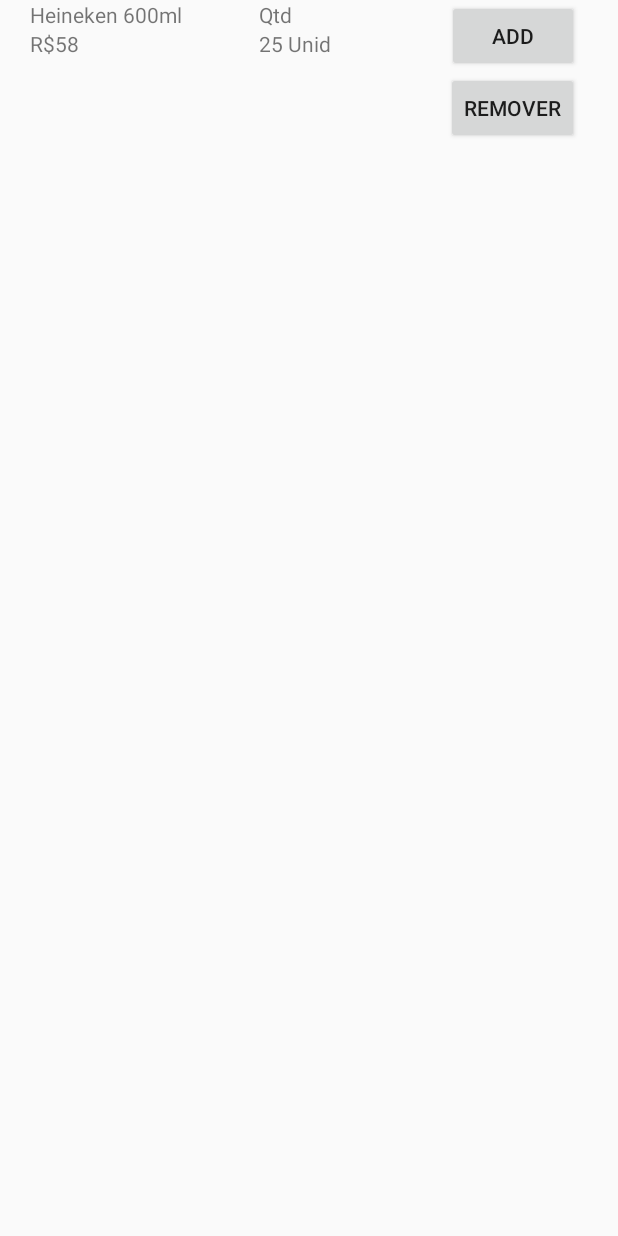
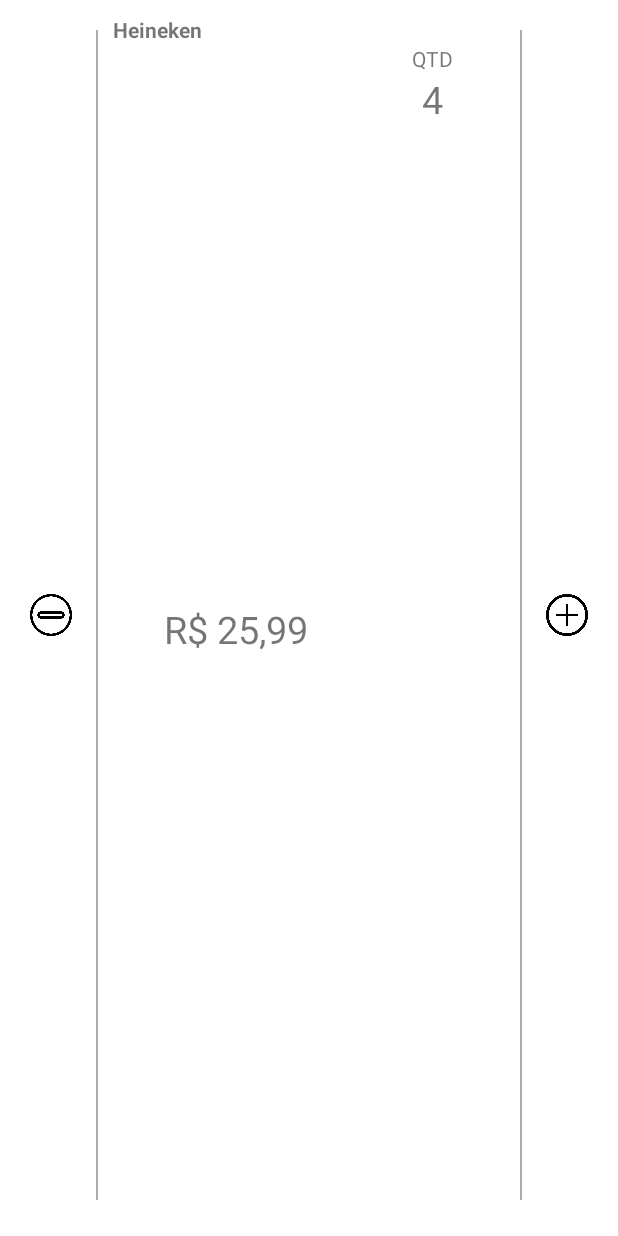
Before and after one commit to RodolfoE/spettoAndroid, an Android app: the layout escolher_produto_row.xml on its own in the app's theme, with its tools: preview values and no code run, on a phone screen of 412 x 824 dp. Run offline under Robolectric (Android 15) with nearby library versions, the phone set to English and light mode, and no system bars.

Commit message:
corrigido bugs

```diff
--- a/app/build.gradle
+++ b/app/build.gradle
@@ -31,6 +31,6 @@ dependencies {
     implementation 'com.google.code.gson:gson:2.8.6'
     implementation 'com.squareup.retrofit2:converter-gson:2.2.0'
     implementation 'androidx.recyclerview:recyclerview:1.1.0-beta03'
-
+    implementation 'com.google.android.material:material:1.0.0-alpha1'
 
 }
--- a/app/src/main/java/com/example/myapplication/HttpRequests/EscolherProdutosAPI.java
+++ b/app/src/main/java/com/example/myapplication/HttpRequests/EscolherProdutosAPI.java
@@ -16,6 +16,9 @@ public interface EscolherProdutosAPI {
     @GET("/produto/get_produtos")
     Call<Produto[]> getProdutos(); //ex: @Query("q") String city, @Query("appid") String apiKey
 
+    @GET("/produto/get_produtos")
+    Call<Produto[]> getProdutos(@Query("where") String where);
+
     @POST("/pedidos/post_pedido_itens")
     Call<Object> postProduto(@Body ItensPedido itens_pedido);
 }
--- a/app/src/main/java/com/example/myapplication/HttpRequests/NetworkClient.java
+++ b/app/src/main/java/com/example/myapplication/HttpRequests/NetworkClient.java
@@ -4,7 +4,7 @@ import retrofit2.Retrofit;
 import retrofit2.converter.gson.GsonConverterFactory;
 
 public class NetworkClient {
-    public static final String BASE_URL = "http://192.168.0.195:3000";
+    public static final String BASE_URL = "http://192.168.0.23:3000";
     public static Retrofit retrofit;
     /*
     This public static method will return Retrofit client
--- a/app/src/main/res/layout/escolher_produto_row.xml
+++ b/app/src/main/res/layout/escolher_produto_row.xml
@@ -1,75 +1,129 @@
 <?xml version="1.0" encoding="utf-8"?>
+
 <LinearLayout
     xmlns:android="http://schemas.android.com/apk/res/android"
-    android:orientation="vertical"
+    android:layout_width="match_parent"
+    android:layout_height="wrap_content"
+
+    >
+
+<RelativeLayout
     android:id="@+id/my_layout_row"
     android:layout_width="match_parent"
-    android:layout_height="wrap_content">
+    android:layout_height="match_parent"
+    android:layout_marginRight="4dp"
+    android:layout_marginLeft="4dp"
+    android:layout_marginBottom="4dp"
+    android:background="@color/white"
+    >
+
+    <LinearLayout
+        android:id="@+id/remover"
+        android:layout_width="40dp"
+        android:layout_height="match_parent"
+        android:gravity="center"
+        android:layout_marginRight="10dp"
+        android:layout_marginLeft="10dp"
+        >
+        <ImageView
+            android:layout_width="48dp"
+            android:layout_height="28dp"
+            android:layout_gravity="center"
+            android:src="@mipmap/minus"
+
+            />
+    </LinearLayout>
+
+    <View
+        android:layout_toRightOf="@id/remover"
+        android:id="@+id/divisorMenos"
+        android:layout_width="1dp"
+        android:layout_height="match_parent"
+        android:background="@android:color/darker_gray"
+        android:layout_marginTop="20dp"
+        android:layout_marginBottom="20dp"
+        />
+
+    <LinearLayout
+        android:id="@+id/conteudo"
+        android:padding="10dp"
+        android:layout_toRightOf="@id/divisorMenos"
+        android:layout_toLeftOf="@id/divisorMais"
+        android:layout_width="match_parent"
+        android:layout_height="match_parent"
+        android:orientation="vertical"
+        >
+        <TextView
+            android:layout_width="wrap_content"
+            android:layout_height="wrap_content"
+            android:id="@+id/nome"
+            android:textStyle="bold"
+            android:text="Heineken"/>
 
         <LinearLayout
             android:layout_width="match_parent"
-        android:layout_height="wrap_content"
-        android:orientation="horizontal">
+            android:layout_height="match_parent"
+            android:orientation="horizontal"
+            >
+            <TextView
+                android:layout_weight="1"
+                android:layout_width="wrap_content"
+                android:layout_height="match_parent"
+                android:textSize="25dp"
+                android:gravity="center"
+                android:textAlignment="center"
+                android:id="@+id/preco"
+                android:text="R$ 25,99"/>
 
             <LinearLayout
                 android:layout_weight="1"
                 android:layout_width="wrap_content"
                 android:layout_height="wrap_content"
-            android:orientation="vertical">
+                android:orientation="vertical"
+                >
                 <TextView
                     android:layout_width="match_parent"
-                android:layout_height="wrap_content"
-                android:text="Heineken 600ml"
-                android:paddingLeft="20dp"
-                android:id="@+id/nome"/>
-            <TextView
-                android:layout_width="match_parent"
-                android:layout_height="wrap_content"
-                android:text="R$58"
-                android:id="@+id/preco"
-                android:paddingLeft="20dp"
-                />
-        </LinearLayout>
-
-        <LinearLayout
-            android:layout_width="wrap_content"
                     android:layout_height="match_parent"
-            android:layout_weight="1"
-            android:orientation="vertical">
-
-            <TextView
-                android:id="@+id/txtview2"
-                android:layout_width="match_parent"
-                android:layout_height="wrap_content"
-                android:text="Qtd" />
+                    android:textAlignment="center"
+                    android:text="QTD"/>
 
                 <TextView
                     android:layout_width="match_parent"
                     android:layout_height="match_parent"
-                android:text="25 Unid"
+                    android:textSize="25dp"
+                    android:textAlignment="center"
                     android:id="@+id/qtd"
-                />
+                    android:text="4"/>
+
             </LinearLayout>
 
+        </LinearLayout>
+
+    </LinearLayout>
+
+    <View
+        android:id="@+id/divisorMais"
+        android:layout_width="1dp"
+        android:layout_height="match_parent"
+        android:background="@android:color/darker_gray"
+        android:layout_toLeftOf="@id/add"
+        android:layout_marginTop="20dp"
+        android:layout_marginBottom="20dp"
+        />
+
     <LinearLayout
-            android:layout_weight="1"
-            android:layout_width="wrap_content"
-            android:layout_height="wrap_content"
-            android:orientation="vertical">
-
-            <Button
-                android:layout_width="wrap_content"
-                android:layout_height="wrap_content"
-                android:text="Add"
+        android:layout_alignParentRight="true"
+        android:layout_width="40dp"
+        android:layout_height="match_parent"
+        android:gravity="center"
         android:id="@+id/add"
-                android:layout_gravity="center"/>
-
-            <Button
-                android:layout_width="wrap_content"
-                android:layout_height="wrap_content"
-                android:layout_gravity="center"
-                android:id="@+id/remover"
-                android:text="Remover"/>
+        android:layout_marginLeft="10dp"
+        android:layout_marginRight="10dp"
+        >
+        <ImageView
+            android:layout_width="48dp"
+            android:layout_height="28dp"
+            android:src="@mipmap/more"/>
     </LinearLayout>
+</RelativeLayout>
 </LinearLayout>
-</LinearLayout>
--- a/app/src/main/res/menu/menu_main.xml
+++ b/app/src/main/res/menu/menu_main.xml
@@ -3,9 +3,4 @@
     xmlns:tools="http://schemas.android.com/tools"
     tools:context="br.com.srtorcedor.FeedActivity">
 
-    <item android:id="@+id/action_search"
-        android:title="asdfasd"
-        app:actionViewClass="android.widget.SearchView"
-        app:showAsAction="always" />
-
 </menu>
--- a/app/src/main/res/values/colors.xml
+++ b/app/src/main/res/values/colors.xml
@@ -3,4 +3,6 @@
     <color name="colorPrimary">#008577</color>
     <color name="colorPrimaryDark">#00574B</color>
     <color name="colorAccent">#D81B60</color>
+    <color name="gray">#817979</color>
+    <color name="white">#FFFFFF</color>
 </resources>
--- a/app/src/main/res/values/styles.xml
+++ b/app/src/main/res/values/styles.xml
@@ -1,7 +1,7 @@
 <resources>
 
     <!-- Base application theme. -->
-    <style name="AppTheme" parent="Theme.AppCompat.Light.DarkActionBar">
+    <style name="AppTheme" parent="Theme.MaterialComponents.Light">
         <!-- Customize your theme here. -->
         <item name="colorPrimary">@color/colorPrimary</item>
         <item name="colorPrimaryDark">@color/colorPrimaryDark</item>
@@ -9,7 +9,7 @@
     </style>
 
     <style name="AppTheme.NoActionBar">
-        <item name="windowActionBar">false</item>
+        <item name="windowActionBar">true</item>
         <item name="windowNoTitle">true</item>
     </style>
 
```
Also changed, not shown: app/src/main/java/com/example/myapplication/Adaptador/EscolherProdutoAdaptador.java (+8 -7 lines), app/src/main/java/com/example/myapplication/EscolherProdutoActivity.java (+80 -32 lines), app/src/main/java/com/example/myapplication/MainActivity.java (+0 -15 lines), app/src/main/java/com/example/myapplication/modelos/ItensPedido.java (+8 -1 lines), app/src/main/java/com/example/myapplication/modelos/Produto.java (+15 -0 lines), app/src/main/res/layout/activity_escolher_produto.xml (+12 -2 lines), app/src/main/res/layout/content_escolher_produto.xml (+21 -24 lines), app/src/main/res/layout/searchable.xml (+7 -2 lines), app/src/main/res/mipmap-hdpi/minus.png (added), app/src/main/res/mipmap-hdpi/more.png (added). Lines whose indentation alone changed are shown as unchanged.
